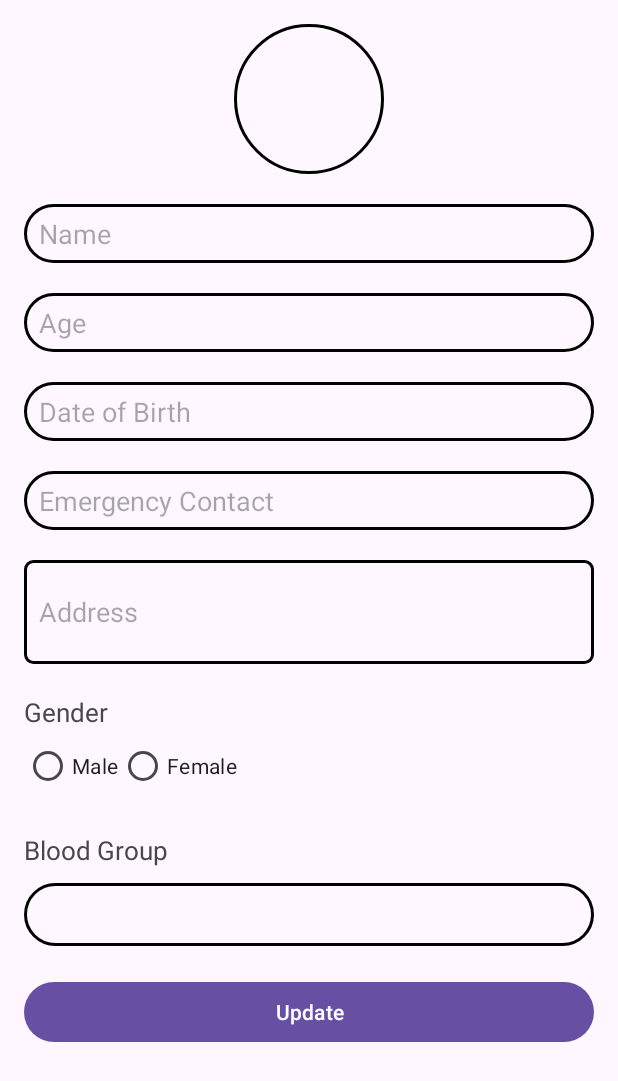
After one commit to Overlord0000/SwasthyaMitra, an Android app: the EditUserProfileActivity screen opened directly, with no data from a screen before it, on a phone screen of 412 x 824 dp. The commit adds this screen. Shown: the top 1081 px of the screen. Run offline under Robolectric (Android 15) with nearby library versions, the phone set to English and light mode, and no system bars.

Commit message:
fixed again

```diff
--- a/app/src/main/AndroidManifest.xml
+++ b/app/src/main/AndroidManifest.xml
@@ -12,6 +12,9 @@
         android:supportsRtl="true"
         android:theme="@style/Theme.SwasthyaMitra"
         tools:targetApi="31">
+        <activity
+            android:name=".EditUserProfileActivity"
+            android:exported="false" />
         <activity
             android:name=".LoginActivity"
             android:exported="false" />
--- a/app/src/main/java/com/example/swasthyamitra/DBhelper.java
+++ b/app/src/main/java/com/example/swasthyamitra/DBhelper.java
@@ -173,4 +173,14 @@ public class DBhelper extends SQLiteOpenHelper {
 
         return result != -1;
     }
+
+    public boolean checkUserProfileExists() {
+        SQLiteDatabase db = this.getReadableDatabase();
+        Cursor cursor = db.rawQuery("SELECT * FROM " + USER_PROFILE_TABLE, null);
+
+        boolean profileExists = cursor.moveToFirst();
+
+        cursor.close();
+        return profileExists;
+    }
 }
--- /dev/null
+++ b/app/src/main/java/com/example/swasthyamitra/EditUserProfileActivity.java
@@ -0,0 +1,67 @@
+package com.example.swasthyamitra;
+
+import android.os.Bundle;
+import android.view.View;
+import android.widget.Button;
+import android.widget.EditText;
+import android.widget.ImageView;
+import android.widget.RadioButton;
+import android.widget.RadioGroup;
+import android.widget.Spinner;
+import android.widget.Toast;
+
+import androidx.appcompat.app.AppCompatActivity;
+
+public class EditUserProfileActivity extends AppCompatActivity {
+
+    private ImageView ProfilePic;
+    private EditText EdName, EdAge, EdDOb, EdEmergencyContact, EdAddress;
+    private RadioGroup radioGroupGender;
+    private RadioButton radioButtonMale, radioButtonFemale;
+    private Spinner spinnerBloodGroup;
+    private Button buttonUpdate;
+
+    @Override
+    protected void onCreate(Bundle savedInstanceState) {
+        super.onCreate(savedInstanceState);
+        setContentView(R.layout.activity_edit_user_profile);
+
+        ProfilePic = findViewById(R.id.ProfilePicture);
+        EdName = findViewById(R.id.EditName);
+        EdAge = findViewById(R.id.EditAge);
+        EdDOb = findViewById(R.id.EditDOB);
+        EdEmergencyContact = findViewById(R.id.EditEmergencyContact);
+        EdAddress = findViewById(R.id.EditAddress);
+        radioGroupGender = findViewById(R.id.radioGroupGender);
+        radioButtonMale = findViewById(R.id.radioButtonMale);
+        radioButtonFemale = findViewById(R.id.radioButtonFemale);
+        spinnerBloodGroup = findViewById(R.id.spinnerBloodGroup);
+        buttonUpdate = findViewById(R.id.buttonUpdate);
+
+        // Add your code for initializing the Spinner (spinnerBloodGroup) with data if needed
+
+        buttonUpdate.setOnClickListener(new View.OnClickListener() {
+            @Override
+            public void onClick(View v) {
+                // Add your code here to handle the update operation
+                updateProfile();
+            }
+        });
+    }
+
+    private void updateProfile() {
+        // Retrieve data from UI elements
+        String userName = EdName.getText().toString();
+        int userAge = Integer.parseInt(EdAge.getText().toString());
+        String userDateOfBirth = EdDOb.getText().toString();
+        String userEmergencyContact = EdEmergencyContact.getText().toString();
+        String userAddress = EdAddress.getText().toString();
+        String userGender = radioButtonMale.isChecked() ? "Male" : (radioButtonFemale.isChecked() ? "Female" : "");
+        String userBloodGroup = spinnerBloodGroup.getSelectedItem().toString();
+
+        // Add your code here to perform the update operation in the database
+
+        // Display a toast message indicating that the profile has been updated
+        Toast.makeText(this, "Profile updated successfully", Toast.LENGTH_SHORT).show();
+    }
+}
--- a/app/src/main/java/com/example/swasthyamitra/HealthProfileActivity.java
+++ b/app/src/main/java/com/example/swasthyamitra/HealthProfileActivity.java
@@ -10,33 +10,41 @@ import android.widget.ImageButton;
 public class HealthProfileActivity extends AppCompatActivity {
 
     ImageButton UserProfileimgbtn, MedicalHistoryimgbtn, FamilyHistoryimgbtn, Allergyimgbtn;
+    DBhelper DB;
 
     @Override
     protected void onCreate(Bundle savedInstanceState) {
         super.onCreate(savedInstanceState);
         setContentView(R.layout.activity_health_profile);
 
-        UserProfileimgbtn = (ImageButton) findViewById(R.id.UserInfobtn);
-        MedicalHistoryimgbtn = (ImageButton) findViewById(R.id.MedicalHistorybtn);
-        FamilyHistoryimgbtn = (ImageButton) findViewById(R.id.FamilyHistorybtn);
-        Allergyimgbtn = (ImageButton) findViewById(R.id.Allergiesbtn);
+        DB = new DBhelper(this);
+
+        UserProfileimgbtn = findViewById(R.id.UserInfobtn);
+        MedicalHistoryimgbtn = findViewById(R.id.MedicalHistorybtn);
+        FamilyHistoryimgbtn = findViewById(R.id.FamilyHistorybtn);
+        Allergyimgbtn = findViewById(R.id.Allergiesbtn);
 
         UserProfileimgbtn.setOnClickListener(new View.OnClickListener() {
             @Override
             public void onClick(View v) {
-                Intent intent = new Intent(getApplicationContext(),UserProfileActivity.class);
-                startActivity(intent);
+                if (DB.checkUserProfileExists()) {
+                    // UserProfile exists, redirect to EditUserProfileActivity
+                    Intent intent = new Intent(getApplicationContext(), EditUserProfileActivity.class);
+                    startActivity(intent);
+                } else {
+                    // UserProfile doesn't exist, open UserProfileActivity
+                    Intent intent = new Intent(getApplicationContext(), UserProfileActivity.class);
+                    startActivity(intent);
+                }
             }
         });
-
 
         Allergyimgbtn.setOnClickListener(new View.OnClickListener() {
             @Override
             public void onClick(View view) {
-                Intent intent = new Intent(getApplicationContext(),AllergiesActivity.class);
+                Intent intent = new Intent(getApplicationContext(), AllergiesActivity.class);
                 startActivity(intent);
             }
         });
-
     }
 }
--- /dev/null
+++ b/app/src/main/res/layout/activity_edit_user_profile.xml
@@ -0,0 +1,144 @@
+<LinearLayout xmlns:android="http://schemas.android.com/apk/res/android"
+    xmlns:tools="http://schemas.android.com/tools"
+    android:layout_width="match_parent"
+    android:layout_height="match_parent"
+    android:orientation="vertical"
+    android:padding="16dp"
+    android:paddingLeft="10dp"
+    tools:context=".EditUserProfileActivity">
+    <ScrollView
+        android:layout_width="match_parent"
+        android:layout_height="match_parent">
+
+
+        <LinearLayout
+            android:layout_width="match_parent"
+            android:layout_height="wrap_content"
+            android:orientation="vertical">
+
+
+            <ImageView
+                android:id="@+id/ProfilePicture"
+                android:layout_width="100dp"
+                android:layout_height="100dp"
+                android:layout_marginLeft="140dp"
+                android:layout_marginBottom="20dp"
+                android:background="@drawable/profile_bg"
+                android:clickable="true"
+                android:contentDescription="profile pic"
+                android:onClick="openImageChooser" />
+
+            <EditText
+                android:id="@+id/EditName"
+                android:layout_width="match_parent"
+                android:layout_height="39dp"
+                android:layout_marginBottom="20dp"
+                android:background="@drawable/input_bg"
+                android:hint="Name"
+                android:inputType="text"
+                android:paddingLeft="10dp"
+                tools:ignore="TouchTargetSizeCheck" />
+
+            <EditText
+                android:id="@+id/EditAge"
+                android:layout_width="match_parent"
+                android:layout_height="39dp"
+                android:layout_marginBottom="20dp"
+                android:background="@drawable/input_bg"
+                android:hint="Age"
+                android:inputType="number"
+                android:paddingLeft="10dp"
+                tools:ignore="TouchTargetSizeCheck" />
+
+
+            <EditText
+                android:id="@+id/EditDOB"
+                android:layout_width="match_parent"
+                android:layout_height="39dp"
+                android:layout_marginBottom="20dp"
+                android:background="@drawable/input_bg"
+                android:hint="Date of Birth"
+                android:onClick="showDatePicker"
+                android:inputType="date"
+                android:paddingLeft="10dp"
+                tools:ignore="TouchTargetSizeCheck" />
+
+
+            <EditText
+                android:id="@+id/EditEmergencyContact"
+                android:layout_width="match_parent"
+                android:layout_height="39dp"
+                android:layout_marginBottom="20dp"
+                android:background="@drawable/input_bg"
+                android:hint="Emergency Contact"
+                android:inputType="phone"
+                android:paddingLeft="10dp"
+                tools:ignore="TouchTargetSizeCheck" />
+
+            <EditText
+                android:id="@+id/EditAddress"
+                android:layout_width="match_parent"
+                android:layout_height="69dp"
+                android:layout_marginBottom="20dp"
+                android:background="@drawable/rectangle"
+                android:hint="Address"
+                android:paddingLeft="10dp"
+                tools:ignore="TouchTargetSizeCheck" />
+
+            <TextView
+                android:layout_width="wrap_content"
+                android:layout_height="wrap_content"
+                android:text="Gender"
+                android:textSize="17dp"
+                />
+            <RadioGroup
+                android:id="@+id/radioGroupGender"
+                android:layout_width="match_parent"
+                android:layout_height="wrap_content"
+                android:orientation="horizontal"
+                android:layout_marginBottom="20dp"
+                >
+
+                <RadioButton
+                    android:id="@+id/radioButtonMale"
+                    android:layout_width="wrap_content"
+                    android:layout_height="wrap_content"
+                    android:text="Male" />
+
+                <RadioButton
+                    android:id="@+id/radioButtonFemale"
+                    android:layout_width="wrap_content"
+                    android:layout_height="wrap_content"
+                    android:text="Female" />
+
+            </RadioGroup>
+
+
+            <TextView
+                android:layout_width="wrap_content"
+                android:layout_height="wrap_content"
+                android:text="Blood Group"
+                android:textSize="17dp"
+                android:layout_marginBottom="10dp" />
+
+
+            <Spinner
+                android:id="@+id/spinnerBloodGroup"
+                android:layout_width="match_parent"
+                android:layout_height="42dp"
+                android:layout_marginBottom="20dp"
+                android:background="@drawable/input_bg"
+                tools:ignore="TouchTargetSizeCheck" />
+
+            <Button
+                android:id="@+id/buttonUpdate"
+                android:layout_width="match_parent"
+                android:layout_height="wrap_content"
+                android:text="Update"
+
+                android:layout_marginBottom="20dp" />
+
+        </LinearLayout>
+    </ScrollView>
+
+</LinearLayout>
--- a/app/src/main/res/layout/activity_user_profile.xml
+++ b/app/src/main/res/layout/activity_user_profile.xml
@@ -137,15 +137,6 @@
         android:text="Save"
         android:layout_marginBottom="20dp" />
 
-
-            <Button
-                android:id="@+id/buttonUpdate"
-                android:layout_width="match_parent"
-                android:layout_height="wrap_content"
-                android:text="Update"
-
-                android:layout_marginBottom="20dp" />
-
         </LinearLayout>
     </ScrollView>
 
--- a/app/src/main/res/layout/activity_wellness.xml
+++ b/app/src/main/res/layout/activity_wellness.xml
@@ -34,7 +34,6 @@
                     android:layout_height="wrap_content"
                     android:background="@drawable/gradient1"
                     android:orientation="vertical"
-
                     android:padding="16dp">
 
 
@@ -151,9 +150,15 @@
                     <TextView
                         android:layout_width="wrap_content"
                         android:layout_height="wrap_content"
+
                         android:text="Sleep &amp; Sleep Disorders"
                         android:textColor="@android:color/black"
                         android:textSize="18sp" />
+                    <View
+                        android:layout_width="70dp"
+                        android:layout_height="70dp"
+                        android:layout_marginLeft="250dp"
+                        android:background="@drawable/spleep"/>
 
 
                 </LinearLayout>
```
Also changed, not shown: app/src/main/res/drawable/spleep.png.
